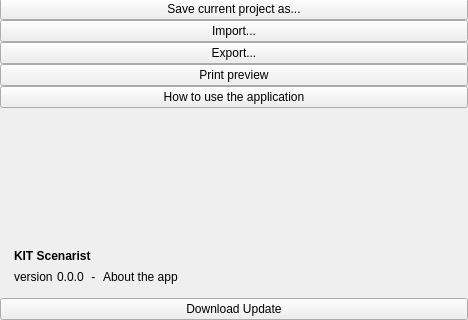
Qt form src/bin/scenarist-desktop/UserInterfaceLayer/Application/MenuView.ui (dimkanovikov/KITScenarist) before a commit; both pictures show x 0 to 468 and y 163 to 483 of the 468 by 483 pixel window.
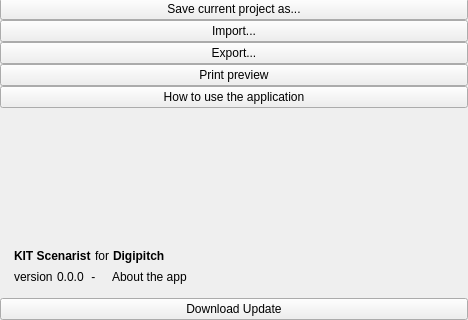
The same form after that commit. Icons and pictures are not drawn. Custom widgets are drawn as their Qt base class.

Commit message: Rebranded name to KIT Scenarist for Digipitch

```diff
--- a/src/bin/scenarist-desktop/UserInterfaceLayer/Application/MenuView.ui
+++ b/src/bin/scenarist-desktop/UserInterfaceLayer/Application/MenuView.ui
@@ -425,6 +425,47 @@
                 </property>
                </widget>
               </item>
+              <item>
+               <widget class="QLabel" name="label">
+                <property name="enabled">
+                 <bool>true</bool>
+                </property>
+                <property name="sizePolicy">
+                 <sizepolicy hsizetype="Preferred" vsizetype="Preferred">
+                  <horstretch>0</horstretch>
+                  <verstretch>0</verstretch>
+                 </sizepolicy>
+                </property>
+                <property name="text">
+                 <string>for</string>
+                </property>
+                <property name="alignment">
+                 <set>Qt::AlignLeading|Qt::AlignLeft|Qt::AlignTop</set>
+                </property>
+               </widget>
+              </item>
+              <item>
+               <widget class="ClickableLabel" name="digipitchUrl">
+                <property name="enabled">
+                 <bool>true</bool>
+                </property>
+                <property name="sizePolicy">
+                 <sizepolicy hsizetype="Expanding" vsizetype="Preferred">
+                  <horstretch>0</horstretch>
+                  <verstretch>0</verstretch>
+                 </sizepolicy>
+                </property>
+                <property name="font">
+                 <font>
+                  <weight>75</weight>
+                  <bold>true</bold>
+                 </font>
+                </property>
+                <property name="text">
+                 <string>Digipitch</string>
+                </property>
+               </widget>
+              </item>
               <item>
                <spacer name="horizontalSpacer_4">
                 <property name="orientation">
```
The commit also changes 9 other files.
